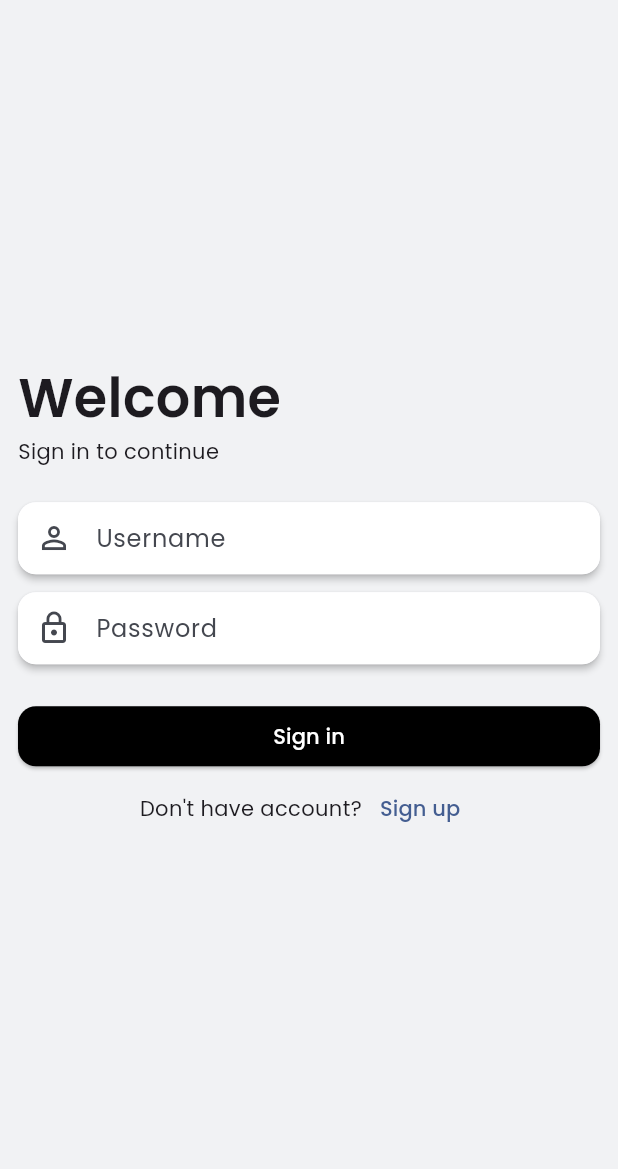
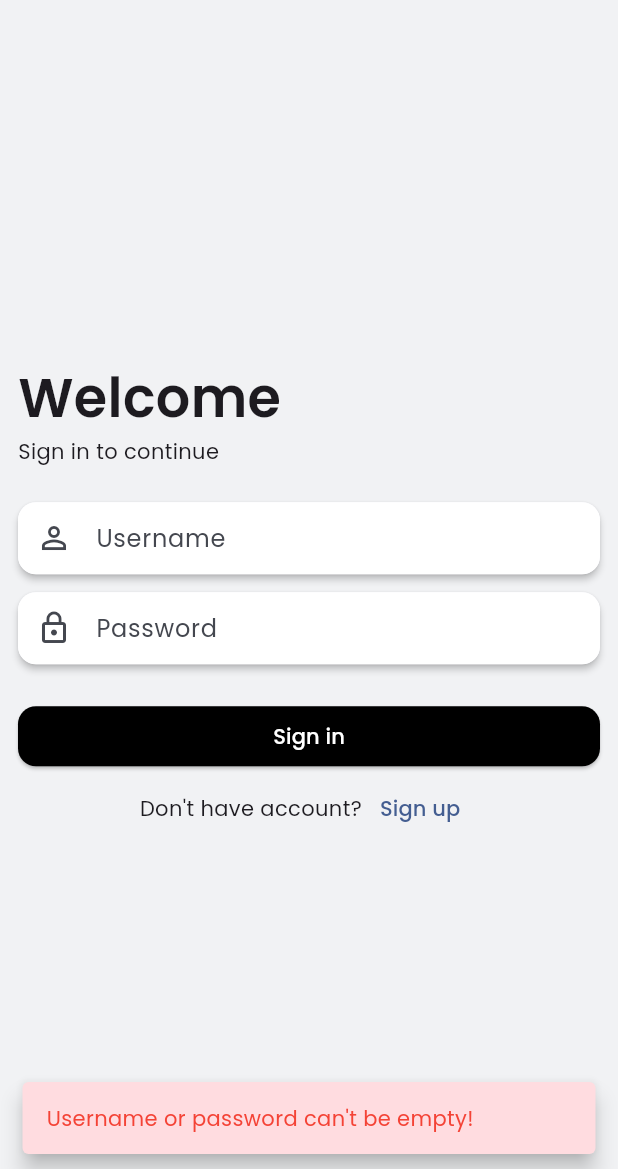
Before and after one commit to PBP-A14/Project-UAS, a Flutter app: the screen it shows after launch, after a tap on "Sign in", on a phone screen of 412 x 824 dp, the part 67-1236 px from its top. Run offline on Flutter 3.47's test engine with Material 3 defaults, Android fonts, the phone set to English and light mode, and no system bars; our stand-ins replace google_fonts, google_nav_bar, page_transition; missing offline and left inert: pbp_django_auth.

Commit message:
add: Empty input condition

```diff
--- a/lib/pages/authentication/login_page.dart
+++ b/lib/pages/authentication/login_page.dart
@@ -112,9 +112,11 @@ class _LoginPageState extends State<LoginPage> {
                       String username = _usernameController.text;
                       String password = _passwordController.text;
 
+                      if (username.isNotEmpty || password.isNotEmpty) {
                         // TODO: Ganti URL dan jangan lupa tambahkan trailing slash (/) di akhir URL!
                         final response = await request.login(
-                          "http://127.0.0.1:8000/authentication/mobile-login/", {
+                            "http://10.0.2.2:8000/authentication/mobile-login/",
+                            {
                               'username': username,
                               'password': password,
                             });
@@ -149,6 +151,22 @@ class _LoginPageState extends State<LoginPage> {
                               );
                           }
                         }
+                      } else {
+                        ScaffoldMessenger.of(context)
+                          ..hideCurrentSnackBar()
+                          ..showSnackBar(
+                            const SnackBar(
+                              backgroundColor: Color(0xFFFFDCE0),
+                              behavior: SnackBarBehavior.floating,
+                              content: Text(
+                                "Username or password can't be empty!",
+                                style: TextStyle(
+                                  color: Colors.red,
+                                ),
+                              ),
+                            ),
+                          );
+                      }
                     },
                     child: const Text('Sign in'),
                   ),
```
Lines whose indentation alone changed are shown as unchanged.
